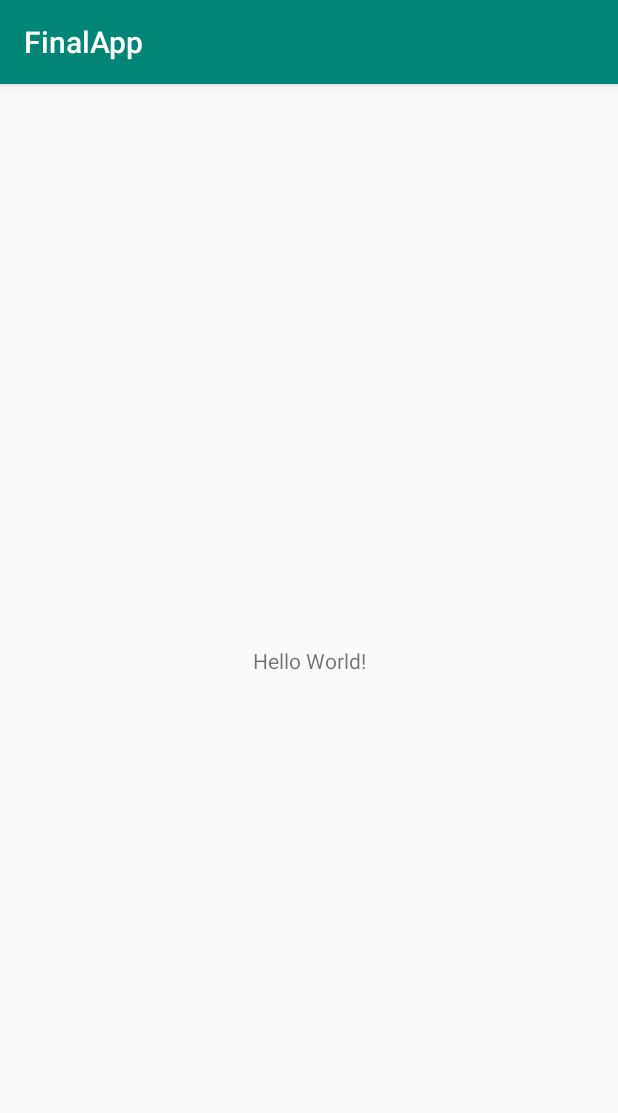
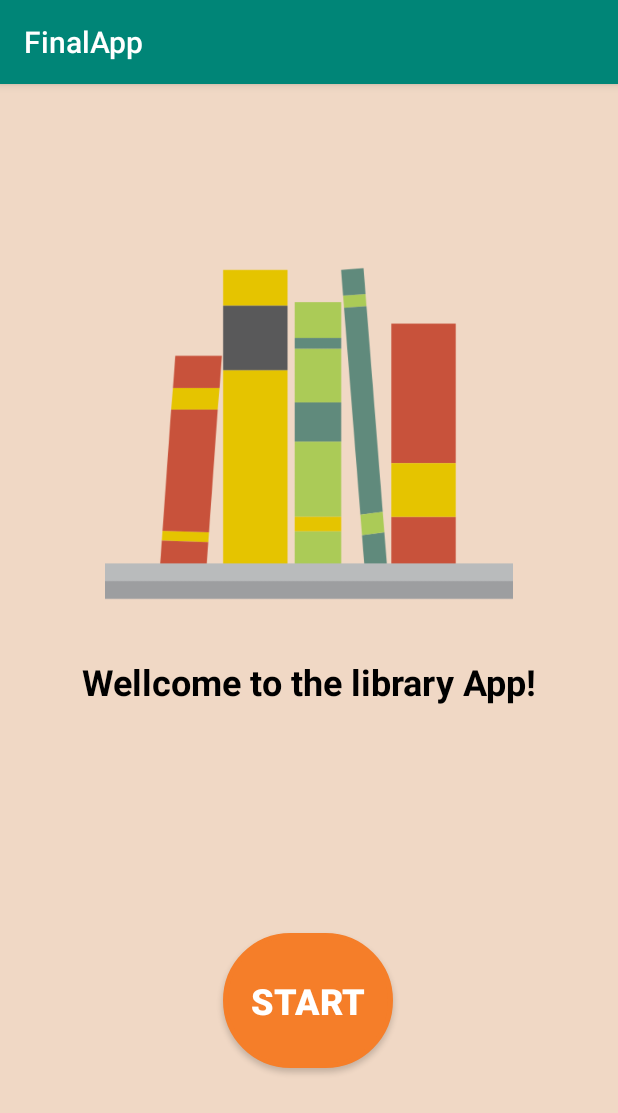
Before and after one commit to santiagoarredondo/library-app-android, an Android app: the screen it shows after launch (MainActivity), on a phone screen of 412 x 824 dp. Shown: the top 1113 px of the screen. Run offline under Robolectric (Android 15) with nearby library versions, the phone set to English and light mode, and no system bars.

Commit message:
Main activity front

```diff
--- /dev/null
+++ b/app/src/main/res/drawable-v24/buttonblue.xml
@@ -0,0 +1,6 @@
+<?xml version="1.0" encoding="utf-8"?>
+<shape xmlns:android="http://schemas.android.com/apk/res/android">
+    <corners android:radius="150dp" />
+    <stroke android:width="5px" android:color="@color/buttonblue"/>
+    <solid android:color="@color/buttonblue" />
+</shape>
--- /dev/null
+++ b/app/src/main/res/drawable-v24/buttonorange.xml
@@ -0,0 +1,7 @@
+<?xml version="1.0" encoding="utf-8"?>
+<shape xmlns:android="http://schemas.android.com/apk/res/android" android:shape="rectangle">
+    <corners android:radius="150dp" />
+    <stroke android:width="5px" android:color="@color/buttonorange"/>
+    <solid android:color="@color/buttonorange"  />
+
+</shape>
--- a/app/src/main/res/layout/activity_main.xml
+++ b/app/src/main/res/layout/activity_main.xml
@@ -4,15 +4,53 @@
     xmlns:tools="http://schemas.android.com/tools"
     android:layout_width="match_parent"
     android:layout_height="match_parent"
+    android:background="@color/backgroundcolor"
     tools:context=".MainActivity">
 
     <TextView
+        android:id="@+id/textView"
         android:layout_width="wrap_content"
         android:layout_height="wrap_content"
-        android:text="Hello World!"
+        android:layout_marginStart="53dp"
+        android:layout_marginEnd="53dp"
+        android:layout_marginBottom="151dp"
+        android:text="Wellcome to the library App!"
+        android:textColor="@android:color/background_dark"
+        android:textSize="24sp"
+        android:textStyle="bold"
+        app:layout_constraintBottom_toTopOf="@+id/btnStart"
+        app:layout_constraintEnd_toEndOf="parent"
+        app:layout_constraintStart_toStartOf="parent" />
+
+    <Button
+        android:id="@+id/btnStart"
+        android:layout_width="113dp"
+        android:layout_height="90dp"
+        android:layout_marginStart="8dp"
+        android:layout_marginEnd="8dp"
+        android:layout_marginBottom="112dp"
+        android:background="@drawable/buttonorange"
+        android:text="Start"
+        android:textColor="@android:color/white"
+        android:textSize="24sp"
+        android:textStyle="bold"
         app:layout_constraintBottom_toBottomOf="parent"
-        app:layout_constraintLeft_toLeftOf="parent"
-        app:layout_constraintRight_toRightOf="parent"
-        app:layout_constraintTop_toTopOf="parent" />
+        app:layout_constraintEnd_toEndOf="parent"
+        app:layout_constraintHorizontal_bias="0.498"
+        app:layout_constraintStart_toStartOf="parent" />
+
+    <ImageView
+        android:id="@+id/imageView"
+        android:layout_width="272dp"
+        android:layout_height="287dp"
+        android:layout_marginStart="69dp"
+        android:layout_marginTop="92dp"
+        android:layout_marginEnd="70dp"
+        android:layout_marginBottom="8dp"
+        app:layout_constraintBottom_toTopOf="@+id/textView"
+        app:layout_constraintEnd_toEndOf="parent"
+        app:layout_constraintStart_toStartOf="parent"
+        app:layout_constraintTop_toTopOf="parent"
+        app:srcCompat="@drawable/bookshelf" />
 
 </android.support.constraint.ConstraintLayout>
--- a/app/src/main/res/values/colors.xml
+++ b/app/src/main/res/values/colors.xml
@@ -3,4 +3,7 @@
     <color name="colorPrimary">#008577</color>
     <color name="colorPrimaryDark">#00574B</color>
     <color name="colorAccent">#D81B60</color>
+    <color name="buttonorange">#F57E29</color>
+    <color name="buttonblue">#2955F5</color>
+    <color name="backgroundcolor">#F0D8C5</color>
 </resources>
```
Also changed, not shown: app/src/main/res/drawable-v24/bookshelf.png (added).
